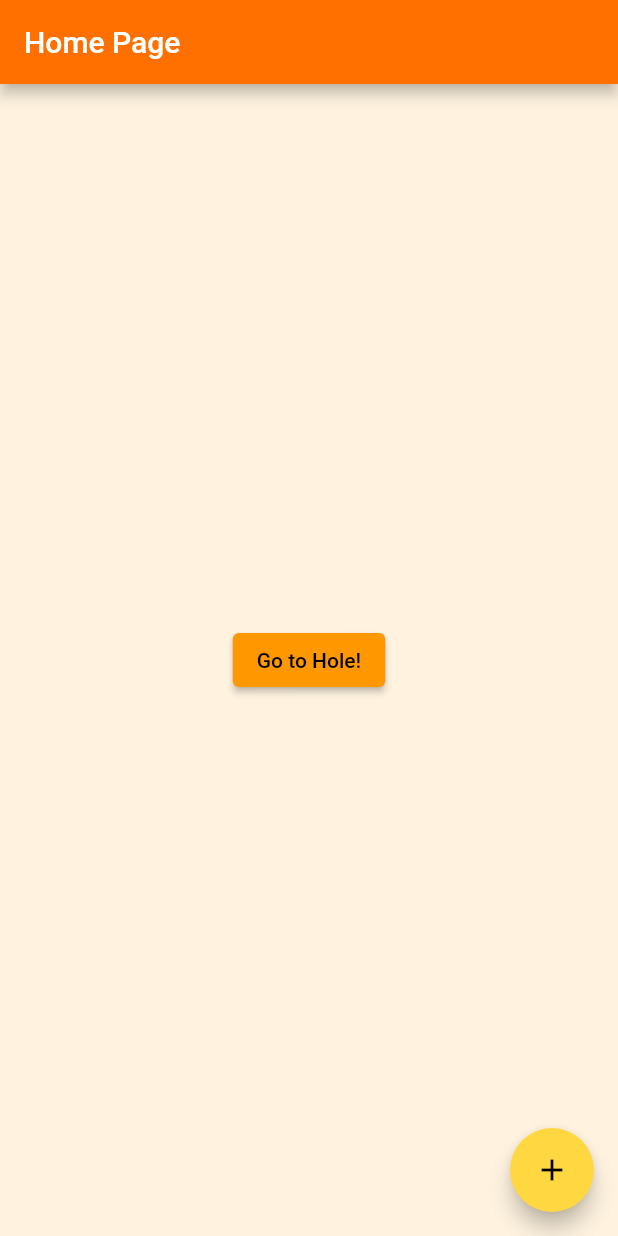
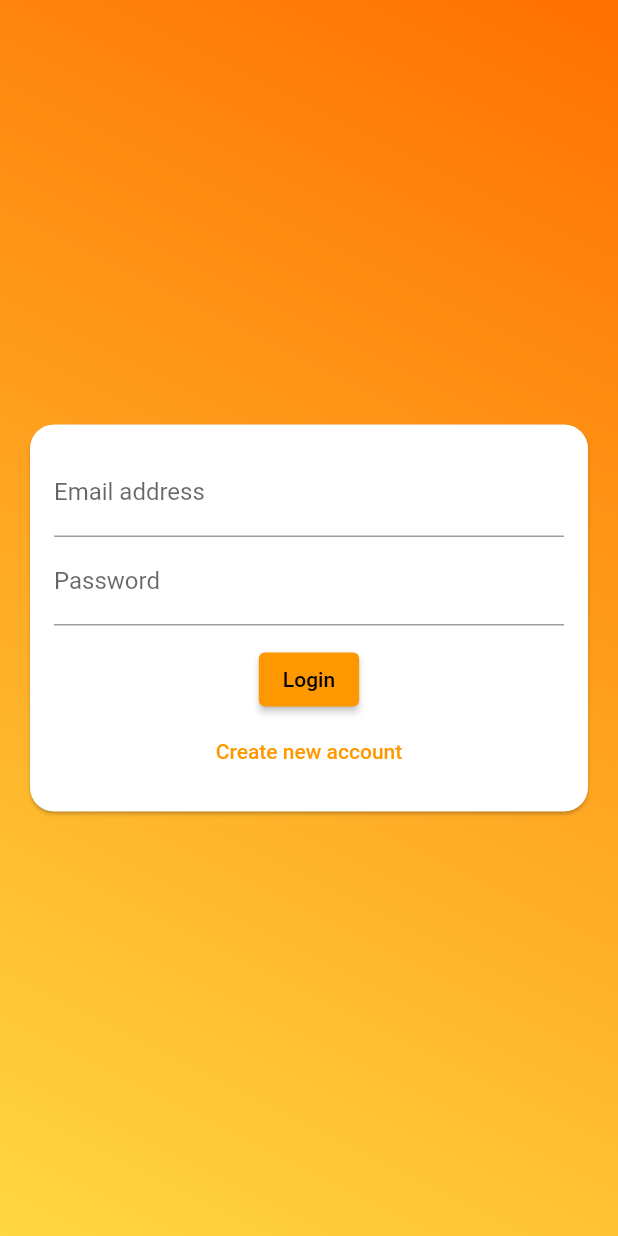
Before and after one commit to lhartman1/disc_golf, a Flutter app: the screen it shows after launch, on a phone screen of 412 x 824 dp. Run offline on Flutter 3.47's test engine with Material 2 defaults, Android fonts, the phone set to English and light mode, and no system bars; our stand-ins replace cloud_firestore, firebase_auth, firebase_core, firebase_storage, image_picker; accounts and stored records are empty.

Commit message:
Add auth

```diff
--- a/lib/main.dart
+++ b/lib/main.dart
@@ -1,6 +1,9 @@
-import 'package:disc_golf/screens/hole_screen.dart';
+import 'package:firebase_auth/firebase_auth.dart';
+import 'package:firebase_core/firebase_core.dart';
 import 'package:flutter/material.dart';
-import 'package:firebase_core/firebase_core.dart';
+
+import './screens/auth_screen.dart';
+import './screens/hole_screen.dart';
 
 void main() {
   WidgetsFlutterBinding.ensureInitialized();
@@ -17,7 +20,7 @@ class _MyAppState extends State<MyApp> {
 
   @override
   Widget build(BuildContext context) {
-    final myTheme = ThemeData(
+    final lightTheme = ThemeData(
       // primarySwatch: Colors.lightBlue,
       // primaryColor: Colors.lightBlue[200],
       // accentColor: Colors.amberAccent,
@@ -26,6 +29,12 @@ class _MyAppState extends State<MyApp> {
       primaryColor: Color(0xffff7000),
       accentColor: Colors.amberAccent,
       scaffoldBackgroundColor: Colors.orange.shade50,
+    );
+
+    final darkTheme = ThemeData(
+      brightness: Brightness.dark,
+      primarySwatch: Colors.orange,
+      accentColor: Colors.amberAccent,
     );
 
     return FutureBuilder(
@@ -39,13 +48,16 @@ class _MyAppState extends State<MyApp> {
           return MaterialApp(
             debugShowCheckedModeBanner: false,
             title: 'Flutter Demo',
-            theme: myTheme,
-            darkTheme: myTheme.copyWith(
-              brightness: Brightness.dark,
-              primaryColor: null,
-              scaffoldBackgroundColor: null,
-            ),
-            home: HomePage(),
+            theme: lightTheme,
+            darkTheme: darkTheme,
+            home: StreamBuilder(
+                stream: FirebaseAuth.instance.authStateChanges(),
+                builder: (context, userSnapshot) {
+                  if (userSnapshot.hasData) {
+                    return HomePage();
+                  }
+                  return AuthScreen();
+                }),
           );
         }
 
@@ -63,6 +75,24 @@ class HomePage extends StatelessWidget {
     return Scaffold(
       appBar: AppBar(
         title: Text('Home Page'),
+        actions: [
+          PopupMenuButton(
+            onSelected: (value) {
+              FirebaseAuth.instance.signOut();
+            },
+            itemBuilder: (context) {
+              return [
+                PopupMenuItem(
+                  value: 'logout',
+                  child: ListTile(
+                    leading: Icon(Icons.exit_to_app),
+                    title: Text('Logout'),
+                  ),
+                ),
+              ];
+            },
+          ),
+        ],
       ),
       body: Center(
         child: ElevatedButton(
--- /dev/null
+++ b/lib/screens/auth_screen.dart
@@ -0,0 +1,109 @@
+import 'dart:io';
+
+import 'package:cloud_firestore/cloud_firestore.dart';
+import 'package:firebase_auth/firebase_auth.dart';
+import 'package:firebase_storage/firebase_storage.dart';
+import 'package:flutter/material.dart';
+
+import '../widgets/auth/auth_form.dart';
+
+class AuthScreen extends StatefulWidget {
+  @override
+  _AuthScreenState createState() => _AuthScreenState();
+}
+
+class _AuthScreenState extends State<AuthScreen> {
+  final _auth = FirebaseAuth.instance;
+  var _isLoading = false;
+
+  void _submitAuthForm(
+    String email,
+    String password,
+    String username,
+    File? image,
+    bool isLogin,
+    BuildContext ctx,
+  ) async {
+    UserCredential authResult;
+
+    try {
+      setState(() {
+        _isLoading = true;
+      });
+      if (isLogin) {
+        authResult = await _auth.signInWithEmailAndPassword(
+          email: email,
+          password: password,
+        );
+      } else {
+        authResult = await _auth.createUserWithEmailAndPassword(
+          email: email,
+          password: password,
+        );
+
+        final user = authResult.user;
+        if (user == null || image == null) return;
+
+        final ref = FirebaseStorage.instance
+            .ref()
+            .child('user_image')
+            .child(user.uid + '.jpg');
+
+        await ref.putFile(image);
+
+        final url = await ref.getDownloadURL();
+
+        await FirebaseFirestore.instance.collection('users').doc(user.uid).set({
+          'username': username,
+          'email': email,
+          'image_url': url,
+        });
+      }
+    } on FirebaseAuthException catch (err) {
+      var message = 'An error occurred, pelase check your credentials!';
+
+      if (err.message != null) {
+        message = err.message!;
+      }
+
+      ScaffoldMessenger.of(ctx)
+        ..clearSnackBars()
+        ..showSnackBar(
+          SnackBar(
+            content: Text(message),
+            backgroundColor: Theme.of(ctx).errorColor,
+          ),
+        );
+      setState(() {
+        _isLoading = false;
+      });
+    } catch (err) {
+      print(err);
+      setState(() {
+        _isLoading = false;
+      });
+    }
+  }
+
+  @override
+  Widget build(BuildContext context) {
+    return Scaffold(
+      body: Container(
+        decoration: BoxDecoration(
+          gradient: LinearGradient(
+            colors: [
+              Theme.of(context).primaryColor,
+              Theme.of(context).accentColor,
+            ],
+            begin: Alignment.topRight,
+            end: Alignment.bottomLeft,
+          ),
+        ),
+        child: AuthForm(
+          _submitAuthForm,
+          _isLoading,
+        ),
+      ),
+    );
+  }
+}
--- /dev/null
+++ b/lib/widgets/auth/auth_form.dart
@@ -0,0 +1,165 @@
+import 'dart:io';
+
+import 'package:flutter/material.dart';
+
+import '../pickers/user_image_picker.dart';
+
+class AuthForm extends StatefulWidget {
+  AuthForm(
+    this.submitFn,
+    this.isLoading,
+  );
+
+  final bool isLoading;
+  final void Function(
+    String email,
+    String password,
+    String userName,
+    File? image,
+    bool isLogin,
+    BuildContext ctx,
+  ) submitFn;
+
+  @override
+  _AuthFormState createState() => _AuthFormState();
+}
+
+class _AuthFormState extends State<AuthForm> {
+  final _formKey = GlobalKey<FormState>();
+  var _isLogin = true;
+  var _userEmail = '';
+  var _userName = '';
+  var _userPassword = '';
+  File? _userImageFile;
+
+  void _pickedImage(File image) {
+    _userImageFile = image;
+  }
+
+  void _trySubmit() {
+    print('trySubmit');
+    final isValid = _formKey.currentState?.validate();
+    FocusScope.of(context).unfocus();
+
+    if (_userImageFile == null && !_isLogin) {
+      ScaffoldMessenger.of(context)
+        ..clearSnackBars()
+        ..showSnackBar(
+          SnackBar(
+            content: Text('Please pick an image.'),
+            backgroundColor: Theme.of(context).errorColor,
+          ),
+        );
+      return;
+    }
+
+    if (isValid ?? false) {
+      _formKey.currentState?.save();
+      widget.submitFn(
+        _userEmail.trim(),
+        _userPassword.trim(),
+        _userName.trim(),
+        _userImageFile,
+        _isLogin,
+        context,
+      );
+    }
+  }
+
+  @override
+  Widget build(BuildContext context) {
+    return Center(
+      child: Card(
+        shape: RoundedRectangleBorder(
+          borderRadius: BorderRadius.all(Radius.circular(16)),
+        ),
+        margin: EdgeInsets.all(20),
+        child: SingleChildScrollView(
+          child: Padding(
+            padding: EdgeInsets.all(16),
+            child: Form(
+              key: _formKey,
+              child: Column(
+                mainAxisSize: MainAxisSize.min,
+                children: <Widget>[
+                  if (!_isLogin) UserImagePicker(_pickedImage),
+                  TextFormField(
+                    key: ValueKey('email'),
+                    autocorrect: false,
+                    textCapitalization: TextCapitalization.none,
+                    enableSuggestions: false,
+                    validator: (value) {
+                      value ??= '';
+                      if (value.isEmpty || !value.contains('@')) {
+                        return 'Please enter a valid email address.';
+                      }
+                      return null;
+                    },
+                    keyboardType: TextInputType.emailAddress,
+                    decoration: InputDecoration(
+                      labelText: 'Email address',
+                    ),
+                    onSaved: (value) {
+                      _userEmail = value ?? '';
+                    },
+                  ),
+                  if (!_isLogin)
+                    TextFormField(
+                      key: ValueKey('username'),
+                      autocorrect: true,
+                      textCapitalization: TextCapitalization.words,
+                      enableSuggestions: false,
+                      validator: (value) {
+                        value ??= '';
+                        if (value.isEmpty || value.length < 4) {
+                          return 'Please enter at least 4 characters';
+                        }
+                        return null;
+                      },
+                      decoration: InputDecoration(labelText: 'Username'),
+                      onSaved: (value) {
+                        _userName = value ?? '';
+                      },
+                    ),
+                  TextFormField(
+                    key: ValueKey('password'),
+                    validator: (value) {
+                      value ??= '';
+                      if (value.isEmpty || value.length < 7) {
+                        return 'Password must be at least 7 characters long.';
+                      }
+                      return null;
+                    },
+                    decoration: InputDecoration(labelText: 'Password'),
+                    obscureText: true,
+                    onSaved: (value) {
+                      _userPassword = value ?? '';
+                    },
+                  ),
+                  SizedBox(height: 12),
+                  if (widget.isLoading) CircularProgressIndicator(),
+                  if (!widget.isLoading)
+                    ElevatedButton(
+                      child: Text(_isLogin ? 'Login' : 'Signup'),
+                      onPressed: _trySubmit,
+                    ),
+                  if (!widget.isLoading)
+                    TextButton(
+                      child: Text(_isLogin
+                          ? 'Create new account'
+                          : 'I already have an account'),
+                      onPressed: () {
+                        setState(() {
+                          _isLogin = !_isLogin;
+                        });
+                      },
+                    )
+                ],
+              ),
+            ),
+          ),
+        ),
+      ),
+    );
+  }
+}
```
Also changed, not shown: lib/widgets/pickers/user_image_picker.dart (added, +62 -0 lines).
